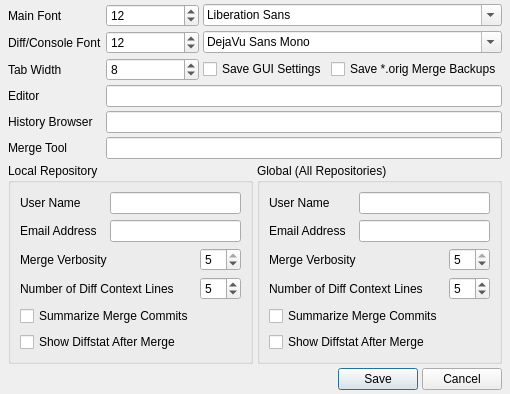
Qt form ui/options.ui (git-cola/git-cola) before a commit.
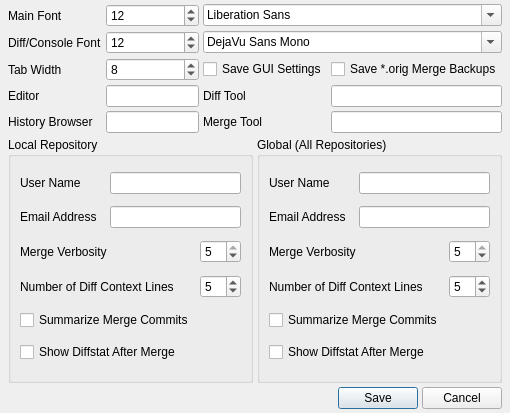
The same form after that commit.

Commit message:
cola: add support for diff.tool
Now that difftool uses diff.tool instead of merge.tool
we teach cola to use merge.tool.

This also removes all usage of the --tool=<tool> parameter
to git-mergetool and git-difftool since the assumption is
that users will use the appropriate diff/merge.tool config variable.

Patch:
```diff
--- a/ui/options.ui
+++ b/ui/options.ui
@@ -8,8 +8,8 @@
    <rect>
     <x>0</x>
     <y>0</y>
-    <width>469</width>
-    <height>384</height>
+    <width>497</width>
+    <height>413</height>
    </rect>
   </property>
   <property name="windowTitle" >
@@ -119,13 +119,27 @@
        </property>
       </widget>
      </item>
-     <item row="3" column="1" colspan="3" >
+     <item row="3" column="1" >
       <widget class="QLineEdit" name="global_gui_editor" >
        <property name="text" >
         <string/>
        </property>
       </widget>
      </item>
+     <item row="3" column="2" >
+      <widget class="QLabel" name="label_12" >
+       <property name="text" >
+        <string>Diff Tool</string>
+       </property>
+      </widget>
+     </item>
+     <item row="3" column="3" >
+      <widget class="QLineEdit" name="global_diff_tool" >
+       <property name="text" >
+        <string/>
+       </property>
+      </widget>
+     </item>
      <item row="4" column="0" >
       <widget class="QLabel" name="label_11" >
        <property name="text" >
@@ -133,21 +147,21 @@
        </property>
       </widget>
      </item>
-     <item row="4" column="1" colspan="3" >
+     <item row="4" column="1" >
       <widget class="QLineEdit" name="global_gui_historybrowser" >
        <property name="text" >
         <string/>
        </property>
       </widget>
      </item>
-     <item row="5" column="0" >
-      <widget class="QLabel" name="label_12" >
+     <item row="4" column="2" >
+      <widget class="QLabel" name="label_15" >
        <property name="text" >
         <string>Merge Tool</string>
        </property>
       </widget>
      </item>
-     <item row="5" column="1" colspan="3" >
+     <item row="4" column="3" >
       <widget class="QLineEdit" name="global_merge_tool" >
        <property name="text" >
         <string/>
@@ -342,7 +356,7 @@
        </property>
        <property name="sizeHint" stdset="0" >
         <size>
-         <width>478</width>
+         <width>318</width>
          <height>20</height>
         </size>
        </property>
```
Left out of the diff: 40 changed lines with no effect on the pictures. The commit also changes 4 other files.
